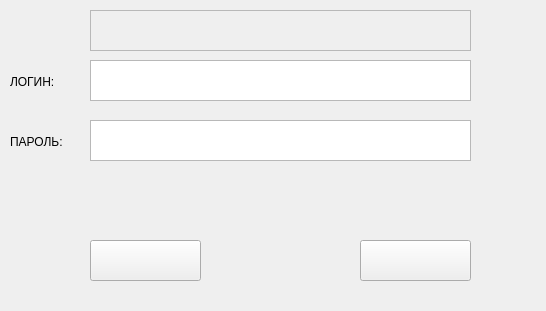
Undeadguy0/PassHive, file passokno.ui: the form before one commit.
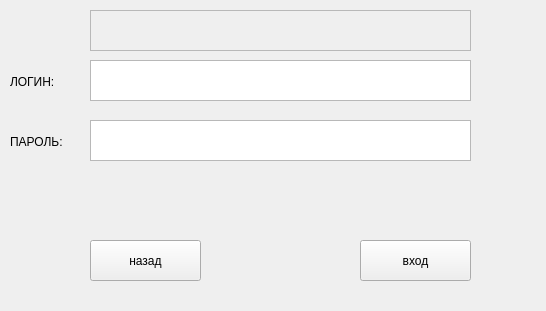
The form after the commit.

Patch:
```diff
--- a/passokno.ui
+++ b/passokno.ui
@@ -36,7 +36,7 @@
     </rect>
    </property>
    <property name="text">
-    <string/>
+    <string>назад</string>
    </property>
   </widget>
   <widget class="QPushButton" name="vvod_knopka">
@@ -49,7 +49,7 @@
     </rect>
    </property>
    <property name="text">
-    <string/>
+    <string>вход</string>
    </property>
   </widget>
   <widget class="QTextEdit" name="parol_dialog">
```
